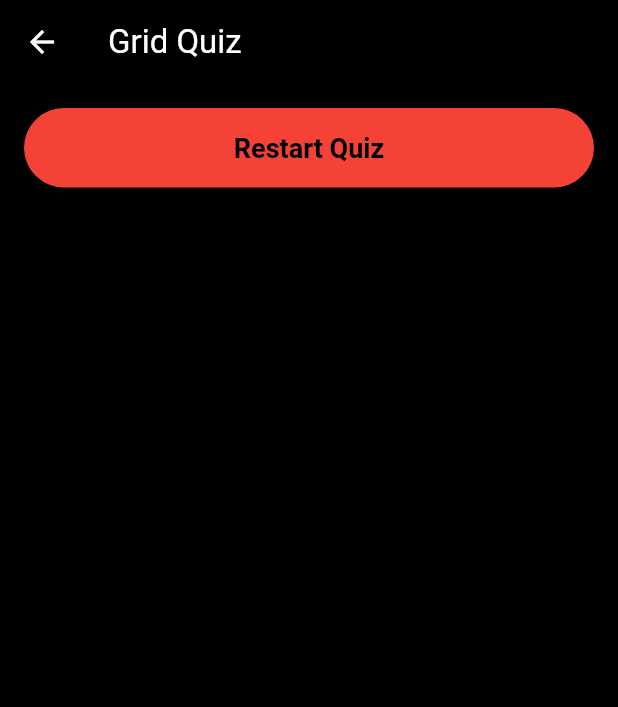
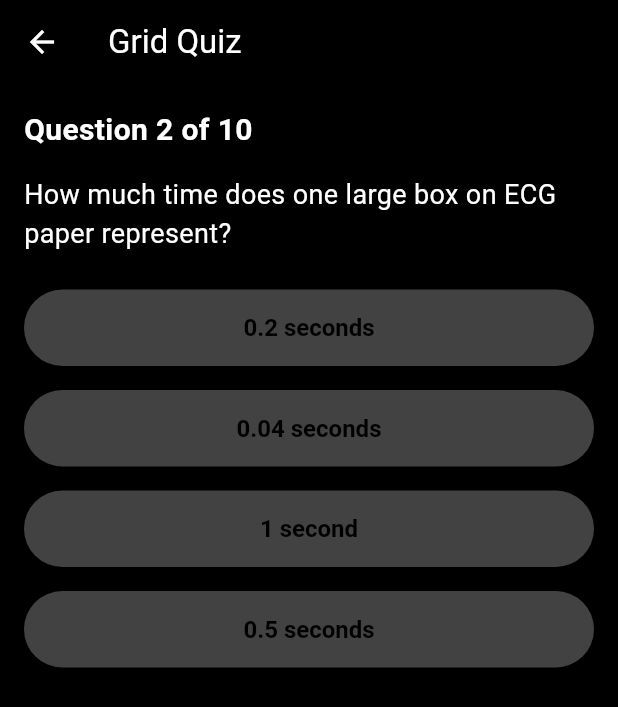
Before and after one commit to cardioverse/ECG-labs, a Flutter app: the GridQuizScreen screen opened directly, after a tap on "Large Box", on a phone screen of 412 x 824 dp. Shown: the top 707 px of the screen. Run offline on Flutter 3.47's test engine with Material 3 defaults, Android fonts, the phone set to English and light mode, and no system bars; our stand-ins replace carousel_slider, cloud_firestore, firebase_auth, firebase_core, firebase_storage, flutter_dotenv and 4 more; accounts and stored records are empty.

Commit message:
Updated Grid quiz

```diff
--- a/lib/topics_completion_tracker/grid_quiz_screen.dart
+++ b/lib/topics_completion_tracker/grid_quiz_screen.dart
@@ -10,29 +10,24 @@ class GridQuizScreen extends StatefulWidget {
 class _GridQuizScreenState extends State<GridQuizScreen> {
   int currentQuestionIndex = 0;
   int score = 0;
-  bool showResetButton = false;
 
   final List<Map<String, dynamic>> questions = [
-    {
-      'question': 'What is the smallest division on ECG paper called?',
-      'options': ['Large Box', 'Small Box', 'Interval', 'Segment'],
-      'answer': 1,
-    },
-    {
-      'question': 'How much time does one large box on ECG paper represent?',
-      'options': ['0.2 seconds', '0.04 seconds', '1 second', '0.5 seconds'],
-      'answer': 0,
-    },
-    {
-      'question': 'How much voltage does one small box represent?',
-      'options': ['0.5 mV', '1 mV', '0.1 mV', '2 mV'],
-      'answer': 1,
-    },
+    {'question': 'What is the smallest division on ECG paper called?', 'options': ['Large Box', 'Small Box', 'Interval', 'Segment'], 'answer': 1},
+    {'question': 'How much time does one large box on ECG paper represent?', 'options': ['0.2 seconds', '0.04 seconds', '1 second', '0.5 seconds'], 'answer': 0},
+    {'question': 'How much voltage does one small box represent?', 'options': ['0.5 mV', '1 mV', '0.1 mV', '2 mV'], 'answer': 1},
+    {'question': 'How many large boxes make up one second on an ECG?', 'options': ['5', '10', '20', '25'], 'answer': 0},
+    {'question': 'What is the standard paper speed for an ECG?', 'options': ['25 mm/s', '50 mm/s', '10 mm/s', '100 mm/s'], 'answer': 0},
+    {'question': 'What is the standard voltage calibration for an ECG?', 'options': ['5 mm/mV', '10 mm/mV', '15 mm/mV', '20 mm/mV'], 'answer': 1},
+    {'question': 'How many small boxes are in one large box?', 'options': ['1', '5', '10', '20'], 'answer': 1},
+    {'question': 'What does a small box on ECG paper represent in time?', 'options': ['0.02 sec', '0.04 sec', '0.06 sec', '0.08 sec'], 'answer': 1},
+    {'question': 'What does a large box on ECG paper represent in voltage?', 'options': ['0.1 mV', '0.2 mV', '0.5 mV', '1 mV'], 'answer': 3},
+    {'question': 'How many large boxes correspond to 6 seconds on ECG paper?', 'options': ['10', '15', '30', '5'], 'answer': 2},
   ];
 
   void _checkAnswer(int selectedIndex) {
     if (selectedIndex == questions[currentQuestionIndex]['answer']) {
       score++;
+    }
     setState(() {
       if (currentQuestionIndex < questions.length - 1) {
         currentQuestionIndex++;
@@ -40,23 +35,15 @@ class _GridQuizScreenState extends State<GridQuizScreen> {
         _showCompletionDialog();
       }
     });
-    } else {
-      setState(() {
-        showResetButton = true;
-      });
-    }
   }
 
   Future<void> _storeCompletionStatus() async {
     try {
       User? user = FirebaseAuth.instance.currentUser;
-      if (user != null && score == questions.length) {
+      if (user != null) {
         String uid = user.uid;
         DocumentReference userDoc = FirebaseFirestore.instance.collection('userProgress').doc(uid);
-
-        await userDoc.set({
-          'completedTopics.grid': true,
-        }, SetOptions(merge: true));
+        await userDoc.set({'completedTopics.grid': true}, SetOptions(merge: true));
       }
     } catch (e) {
       print('Error storing completion status: $e');
@@ -64,6 +51,7 @@ class _GridQuizScreenState extends State<GridQuizScreen> {
   }
 
   void _showCompletionDialog() {
+    bool passed = score >= 8;
     showDialog(
       context: context,
       builder: (BuildContext context) {
@@ -71,13 +59,20 @@ class _GridQuizScreenState extends State<GridQuizScreen> {
           title: Text('Quiz Completed!'),
           content: Text('You scored $score out of ${questions.length}.'),
           actions: [
+            if (passed)
               TextButton(
                 onPressed: () {
                   Navigator.of(context).pop();
-                Navigator.of(context).pop();
                   _storeCompletionStatus();
                 },
-              child: Text('Finish'),
+                child: Text('Mark as Complete'),
+              ),
+            TextButton(
+              onPressed: () {
+                Navigator.of(context).pop();
+                _resetQuiz();
+              },
+              child: Text('Try Again'),
             ),
           ],
         );
@@ -89,7 +84,6 @@ class _GridQuizScreenState extends State<GridQuizScreen> {
     setState(() {
       currentQuestionIndex = 0;
       score = 0;
-      showResetButton = false;
     });
   }
 
@@ -106,22 +100,14 @@ class _GridQuizScreenState extends State<GridQuizScreen> {
         child: Column(
           crossAxisAlignment: CrossAxisAlignment.start,
           children: [
-            if (!showResetButton) ...[
             Text(
               'Question ${currentQuestionIndex + 1} of ${questions.length}',
-                style: TextStyle(
-                  color: Colors.white,
-                  fontSize: 20,
-                  fontWeight: FontWeight.bold,
-                ),
+              style: TextStyle(color: Colors.white, fontSize: 20, fontWeight: FontWeight.bold),
             ),
             SizedBox(height: 16),
             Text(
               questions[currentQuestionIndex]['question'],
-                style: TextStyle(
-                  color: Colors.white,
-                  fontSize: 18,
-                ),
+              style: TextStyle(color: Colors.white, fontSize: 18),
             ),
             SizedBox(height: 16),
             ...List.generate(questions[currentQuestionIndex]['options'].length, (index) {
@@ -138,19 +124,6 @@ class _GridQuizScreenState extends State<GridQuizScreen> {
                 ),
               );
             }),
-            ] else ...[
-              Center(
-                child: ElevatedButton(
-                  style: ElevatedButton.styleFrom(
-                    backgroundColor: Colors.red,
-                    padding: EdgeInsets.symmetric(vertical: 16.0, horizontal: 24.0),
-                    textStyle: TextStyle(fontSize: 18, fontWeight: FontWeight.bold),
-                  ),
-                  onPressed: _resetQuiz,
-                  child: Text('Restart Quiz'),
-                ),
-              ),
-            ],
           ],
         ),
       ),
```
Lines whose indentation alone changed are shown as unchanged.
